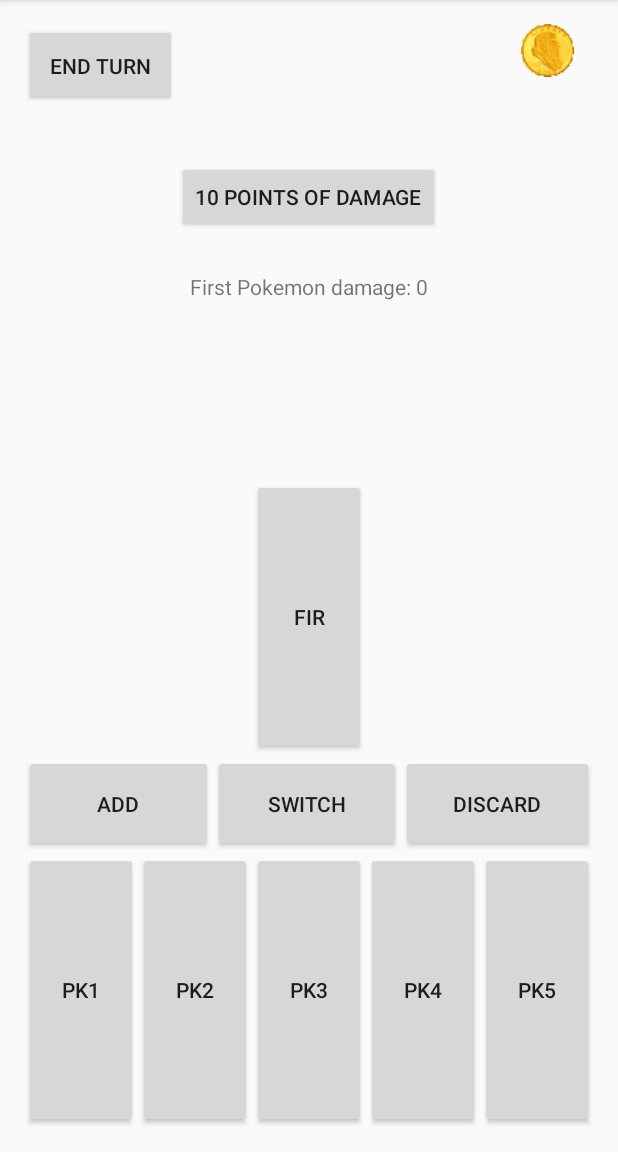
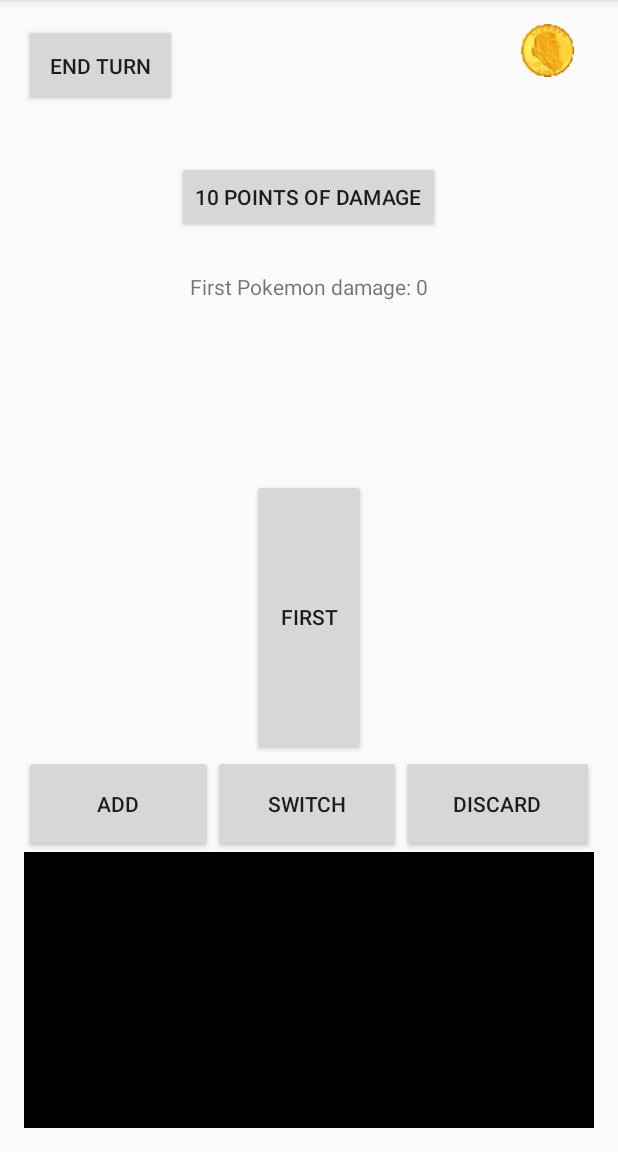
Before and after one commit to joe57005/PokemonCardGame, an Android app: the screen it shows after launch (MainActivity), on a phone screen of 412 x 824 dp, the part 84-1236 px from its top. Run offline under Robolectric (Android 15) with nearby library versions, the phone set to English and light mode, and no system bars.

Commit message:
O hai dawg

```diff
--- a/app/src/main/java/comsitejtproductionshome/google/httpssites/pokemoncardgame/ButtonControl.java
+++ /dev/null
@@ -1,17 +0,0 @@
-package comsitejtproductionshome.google.httpssites.pokemoncardgame;
-
-import android.view.View;
-import android.widget.Button;
-import android.widget.Toast;
-
-/**
- * Created by Trevor on 2/10/2017.
- */
-
-public class ButtonControl {
-
-        public void coinFlip() {
-            //Moved to main.
-        }
-
-}
--- a/app/src/main/java/comsitejtproductionshome/google/httpssites/pokemoncardgame/Card.java
+++ b/app/src/main/java/comsitejtproductionshome/google/httpssites/pokemoncardgame/Card.java
@@ -52,7 +52,7 @@ public class Card implements Serializable{
 
     public void setNickName(String name) {
         this.nickName="";
-        for(int i=0; i<3; i++){
+        for(int i=0; i<5; i++){
             this.nickName+=name.charAt(i);
         }
     }
--- a/app/src/main/java/comsitejtproductionshome/google/httpssites/pokemoncardgame/MainActivity.java
+++ b/app/src/main/java/comsitejtproductionshome/google/httpssites/pokemoncardgame/MainActivity.java
@@ -23,8 +23,6 @@ Darude - Sandstorm
 
 
 public class MainActivity extends AppCompatActivity {
-    ButtonControl bc=new ButtonControl();
-
     static int forChangingCardInfo;
 
     ImageButton imageButton;
@@ -61,9 +59,9 @@ public class MainActivity extends AppCompatActivity {
         }
         else {
             cardArray[5] = new Card("First Pokemon");
-            for (int i = 0; i < (cardArray.length - 1); i++) {
-                cardArray[i] = new Card("Pk" + (i + 1));
-            }
+//            for (int i = 0; i < (cardArray.length - 1); i++) {
+//                cardArray[i] = new Card("Pk" + (i + 1));
+//            }
         }
 
         cards[0]= (Button) findViewById(R.id.card1);
@@ -210,14 +208,36 @@ public class MainActivity extends AppCompatActivity {
             cardArray[card]=null;
         }
 
+        public void addingMethod(View v){
+            boolean isFull=true;
+
+            for(int i=0; i<cardArray.length; i++){
+                if(cardArray[i]==null){
+                    cardArray[i]=new Card("Pkmn"+(i+1));
+                    i=cardArray.length;
+                    isFull=false;
+                }
+            }
+
+            if(isFull){
+                Toast.makeText(getApplicationContext(), "The bench is full!", Toast.LENGTH_LONG).show();
+            }
+
+            updateText();
+        }
+
         public void updateText(){
             for(int i=0; i<cardArray.length; i++){
                 if(cardArray[i]==null){
-                    cards[i].setText("No Pokemon");
+                    //cards[i].setText("No Pokemon");
+                    cards[i].setBackgroundColor(Color.BLACK);
+                    cards[i].setEnabled(false);
                 }
                 else{
                     if(i!=5) {
                         cards[i].setText(cardArray[i].getNickName());
+                        cards[i].setBackgroundColor(Color.LTGRAY);
+                        cards[i].setEnabled(true);
                     }
                     else{
                         mainCardBtn.setText(cardArray[i].getNickName());
--- a/app/src/main/res/layout/activity_main.xml
+++ b/app/src/main/res/layout/activity_main.xml
@@ -97,7 +97,8 @@
             android:layout_row="9"
             android:layout_columnWeight=".33"
             android:layout_rowWeight=".07"
-            android:layout_column="0" />
+            android:layout_column="0"
+            android:onClick="addingMethod"/>
 
         <Button
             android:text="Switch"
```
